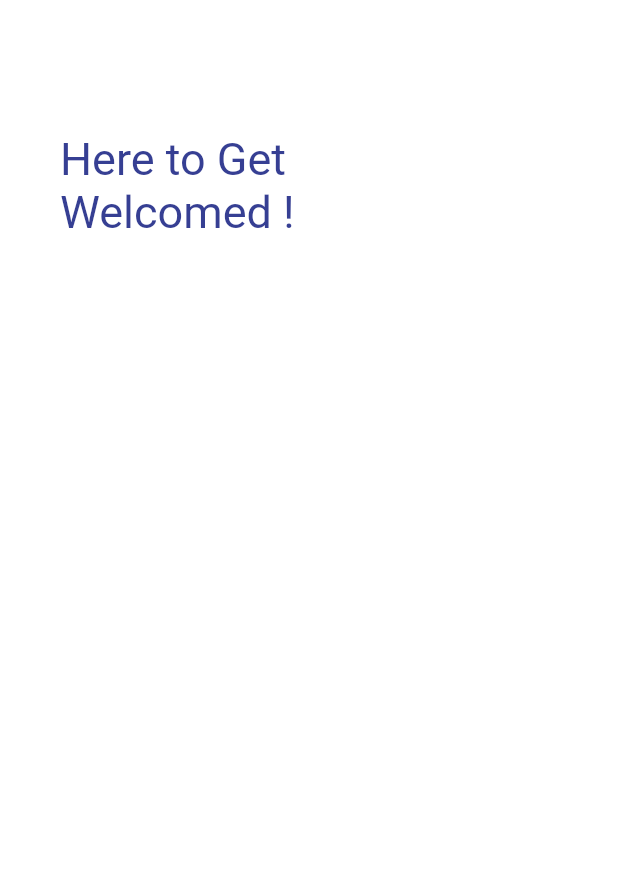
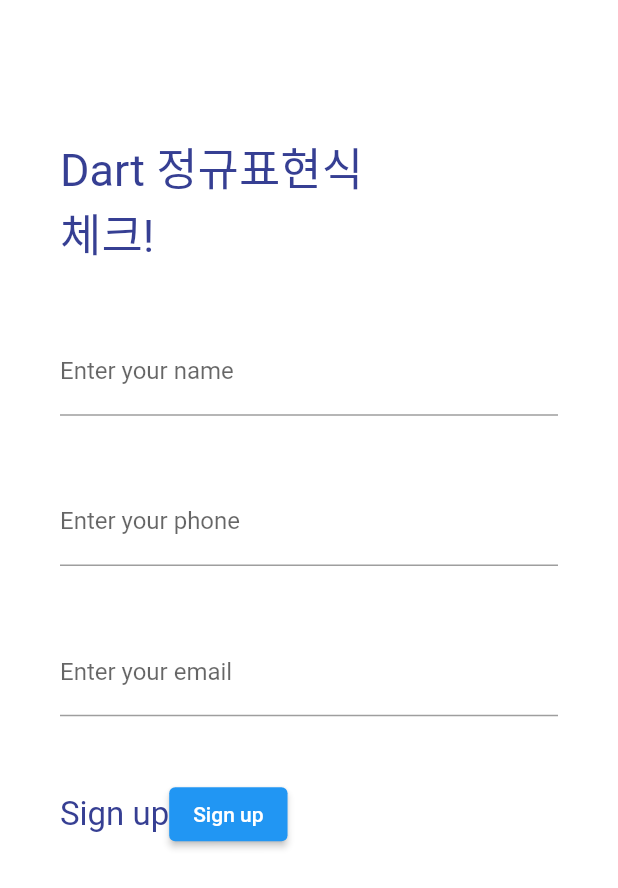
Before and after one commit to lukechoi14/third_flutter_app, a Flutter app: the screen it shows after launch, on a phone screen of 412 x 824 dp. Shown: the top 888 px of the screen. Run offline on Flutter 3.47's test engine with Material 2 defaults, Android fonts, the phone set to English and light mode, and no system bars.

Commit message:
정규표현식 체크

```diff
--- a/lib/main.dart
+++ b/lib/main.dart
@@ -42,13 +42,63 @@ class _HomeState extends State<Home> {
               crossAxisAlignment: CrossAxisAlignment.start,
               children: [
                 SizedBox(height:height*0.04),
-                Text("Here to Get", style: TextStyle(fontSize: 30, color:Color(0xFF363f93)),),
-                Text("Welcomed !", style: TextStyle(fontSize: 30, color:Color(0xFF363f93)),),
-
+                Text("Dart 정규표현식", style: TextStyle(fontSize: 30, color:Color(0xFF363f93)),),
+                Text("체크!", style: TextStyle(fontSize: 30, color:Color(0xFF363f93)),),
+                SizedBox(height: height*0.05,),
+                TextFormField(
+                  decoration: InputDecoration(
+                    labelText: "Enter your name",
+                  ),
+                  validator: (value){
+                    if(value!.isEmpty || !RegExp(r'^[a-z A-Z]+$').hasMatch(value)){
+                      return "Enter correct name";
+                    } else {
+                      return null;
+                    }
+                  },
+                ),
+                SizedBox(height: height*0.05,),
+                TextFormField(
+                  decoration: InputDecoration(
+                    labelText: "Enter your phone",
+                  ),
+                  validator: (value){
+                    if(value!.isEmpty || !RegExp(r'^[+]*[(]{0,1}[0-9]{1,4}[)]{0,1}[-\s\./0-9]+$').hasMatch(value)){
+                      return "Enter correct phone number";
+                    } else {
+                      return null;
+                    }
+                  },
+                ),
+                SizedBox(height: height*0.05,),
+                TextFormField(
+                  decoration: InputDecoration(
+                    labelText: "Enter your email",
+                  ),
+                  validator: (value){
+                    if(value!.isEmpty || !RegExp(r'^[\w-\.]+@([\w-]+\.)+[\w]{2,4}').hasMatch(value)){
+                      return "Enter correct email";
+                    } else {
+                      return null;
+                    }
+                  },
+                ),
+                SizedBox(height: height*0.05,),
+                Row(
+                  children: [
+                    Text("Sign up", style: TextStyle(fontSize: 22,color: Color(0xFF363f93)),),
+                    ElevatedButton(onPressed: (){
+                     if(formKey.currentState!.validate()){
+                       //form data가 맞는지 확인
+                       final snackBar = SnackBar(content: Text('submitting form'));
+                       _scaffoldKey.currentState!.showSnackBar(snackBar);
+                     }
+                    }, child: Text("Sign up"))
               ],
-            ),
+            ),]
           ),
         )
+    ),
     );
   }
 
```
